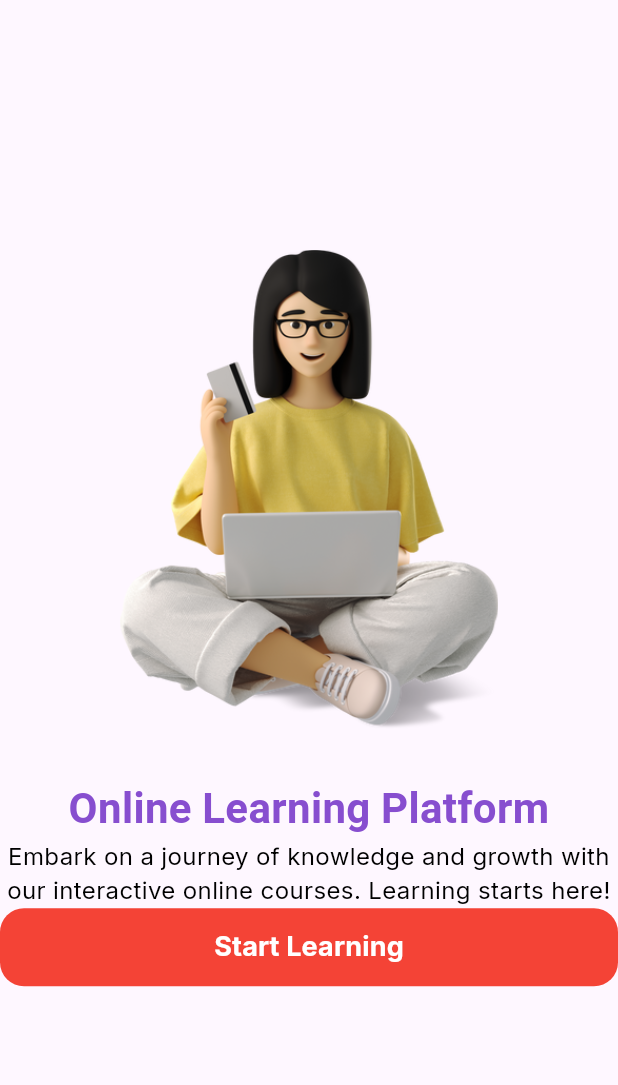
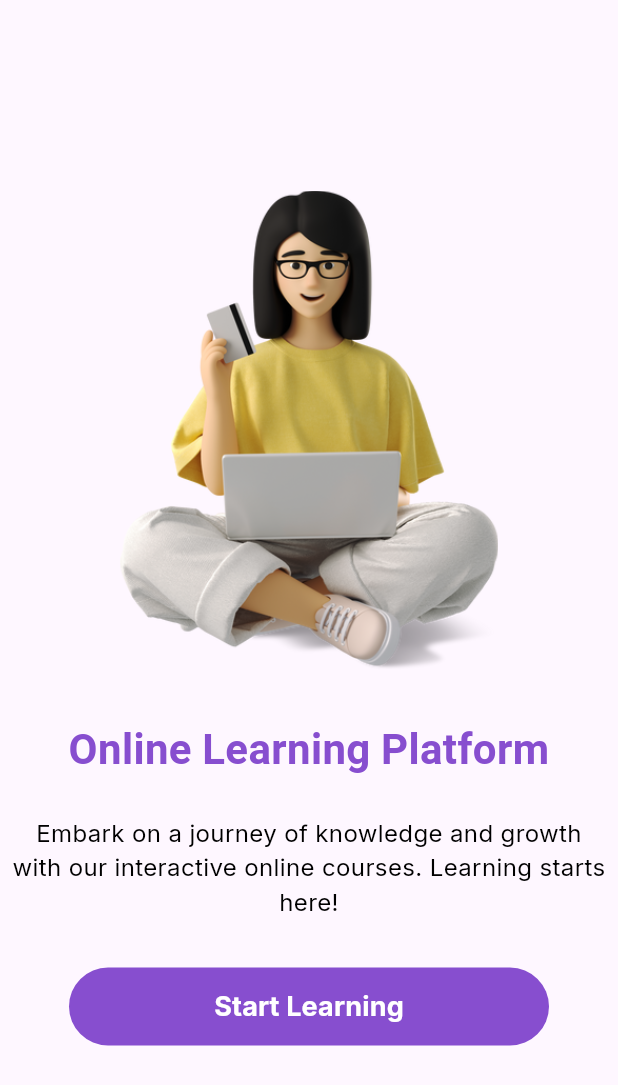
Before and after one commit to Yugesh-45d/E-Learning_app, a Flutter app: the screen it shows after launch, on a phone screen of 412 x 824 dp. Shown: the top 1085 px of the screen. Run offline on Flutter 3.47's test engine with Material 2 defaults, Android fonts, the phone set to English and light mode, and no system bars; our stand-ins replace google_fonts; Roboto replaces fonts that are missing (Balsamiq Sans).

Commit message:
Onboarding screen completed

```diff
--- a/lib/screens/welcome_pages/onboarding_screen.dart
+++ b/lib/screens/welcome_pages/onboarding_screen.dart
@@ -12,6 +12,8 @@ class OnboardingScreen extends StatelessWidget {
   Widget build(BuildContext context) {
     return Scaffold(
       body: Center(
+        child: Padding(
+          padding: const EdgeInsets.all(8.0),
           child: Column(
             mainAxisAlignment: MainAxisAlignment.center,
             children: [
@@ -24,13 +26,20 @@ class OnboardingScreen extends StatelessWidget {
                 weight: FontWeight.bold,
                 font: AppFonts.primaryFont,
               ),
+              SizedBox(height: 24),
               myText(
                 text:
                     "Embark on a journey of knowledge and growth with our interactive online courses. Learning starts here!",
-                font: AppFonts.secondaryFont,
-                color: Colors.black),
-            myButton(text: "Start Learning", func: () {}),
+                color: Colors.black,
+              ),
+              SizedBox(height: 32),
+              myButton(
+                  text: "Start Learning",
+                  func: () {},
+                  borderRadius: 32,
+                  width: 320),
             ],
+          ),
         ),
       ),
     );
--- a/lib/utils/func.dart
+++ b/lib/utils/func.dart
@@ -1,5 +1,6 @@
 // ignore_for_file: prefer_const_constructors
 
+import 'package:e_learning_app/utils/colors.dart';
 import 'package:e_learning_app/utils/fonts.dart';
 import 'package:flutter/material.dart';
 
@@ -10,8 +11,9 @@ Text myText({
   double size = 16,
   FontWeight weight = FontWeight.normal,
   TextAlign alignment = TextAlign.center,
-  required String font,
+  String? font,
 }) {
+  String fontFamily = font ?? AppFonts.secondaryFont;
   return Text(
     text,
     textAlign: alignment,
@@ -19,9 +21,8 @@ Text myText({
       color: color,
       fontSize: size,
       fontWeight: weight,
-      fontFamily: font,
+      fontFamily: fontFamily,
     ),
-    // style: GoogleFonts.getFont('Balsamiq Sans'),
   );
 }
 
@@ -46,11 +47,14 @@ EdgeInsets myPadding(
 SizedBox myButton(
     {required String text,
     bool isFilled = true,
-    Color color = Colors.red,
+    Color color = AppColors.primaryColor,
+    double borderRadius = 16,
+    double width = double.maxFinite,
+    double height = 52,
     required void Function() func}) {
   return SizedBox(
-    height: 52,
-    width: double.maxFinite,
+    height: height,
+    width: width,
     child: TextButton(
       style: TextButton.styleFrom(
         elevation: 8,
@@ -60,7 +64,7 @@ SizedBox myButton(
             color: Colors.white,
             width: 1),
         shape: RoundedRectangleBorder(
-          borderRadius: BorderRadius.circular(16),
+          borderRadius: BorderRadius.circular(borderRadius),
         ),
       ),
       onPressed: () {
@@ -70,7 +74,6 @@ SizedBox myButton(
         text: text,
         weight: FontWeight.bold,
         size: 18,
-        font: AppFonts.secondaryFont,
       ),
     ),
   );
```
Lines whose indentation alone changed are shown as unchanged.
